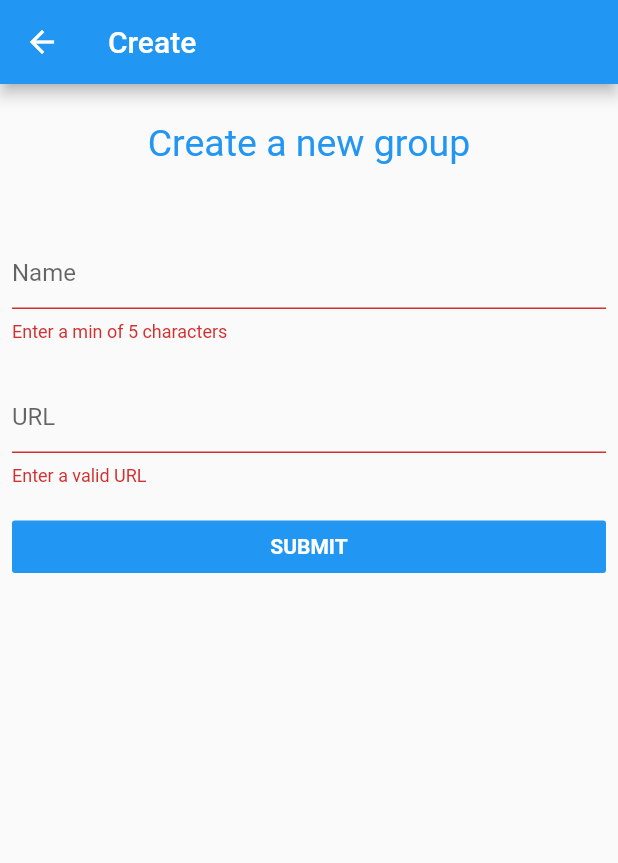
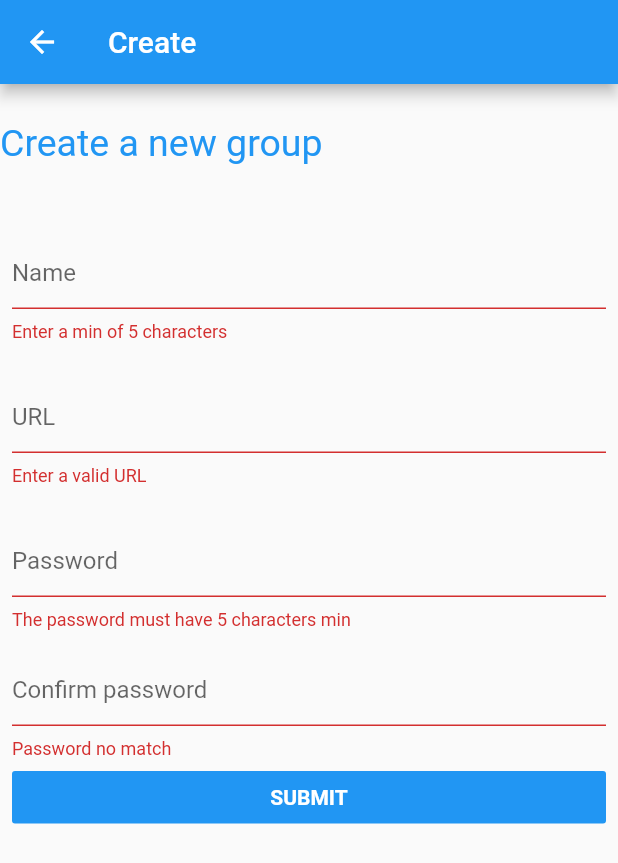
Before and after one commit to JhonasV/groupconmobile, a Flutter app: the CreateScreen screen opened directly, after a tap on "SUBMIT", on a phone screen of 412 x 824 dp. Shown: the top 863 px of the screen. Run offline on Flutter 3.47's test engine with Material 2 defaults, Android fonts, the phone set to English and light mode, and no system bars; our stand-ins replace font_awesome_flutter, qr_flutter, shared_preferences; accounts and stored records are empty; network calls fail; statements that could not run were skipped.

```diff
--- a/lib/main.dart
+++ b/lib/main.dart
@@ -2,6 +2,7 @@ import 'package:flutter/material.dart';
 import 'package:groupcon01/providers/auth_provider.dart';
 import 'package:groupcon01/screens/dashboard_screen.dart';
 import 'package:groupcon01/screens/register_screen.dart';
+import 'package:groupcon01/screens/send_email_screen.dart';
 import 'package:provider/provider.dart';
 
 import 'package:groupcon01/screens/home_screen.dart';
@@ -25,7 +26,8 @@ class MyApp extends StatelessWidget {
           HomeScreen.id: (context) => HomeScreen(),
           LoginScreen.id: (context) => LoginScreen(),
           DashboardScreen.id: (context) => DashboardScreen(),
-          RegisterScreen.id: (context) => RegisterScreen()
+          RegisterScreen.id: (context) => RegisterScreen(),
+          SendEmailScreen.id: (context) => SendEmailScreen()
         },
         debugShowCheckedModeBanner: false,
       ),
--- a/lib/models/group.dart
+++ b/lib/models/group.dart
@@ -6,7 +6,7 @@ class Group {
   bool private;
   String password;
 
-  Group({this.id, this.name, this.url, this.user, this.private});
+  Group({this.id, this.name, this.url, this.user, this.private, this.password});
 
   factory Group.fromJson(Map<String, dynamic> json) {
     return Group(
--- a/lib/screens/create_screen.dart
+++ b/lib/screens/create_screen.dart
@@ -14,14 +14,15 @@ class CreateScreen extends StatefulWidget {
 
 class _CreateScreenState extends State<CreateScreen> {
   var _formKey = GlobalKey<FormState>();
-  String _name, _url, _message = '';
+  String _name, _url, _password, _confirmPassword, _message = '';
   bool _isLoading = false;
 
   _submit() async {
     if (_formKey.currentState.validate()) {
       setState(() => _isLoading = !_isLoading);
       _formKey.currentState.save();
-      await GroupService.create(Group(name: _name, url: _url));
+      await GroupService.create(
+          Group(name: _name, url: _url, password: _password));
       Navigator.of(context).pushNamedAndRemoveUntil(
           DashboardScreen.id, (Route<dynamic> route) => false);
     }
@@ -70,41 +71,33 @@ class _CreateScreenState extends State<CreateScreen> {
           appBar: AppBar(
             title: Text(isUpdating ? 'Update' : 'Create'),
           ),
-          body: Container(
-            child: Form(
+          body: Form(
             key: _formKey,
-              child: Column(
-                children: [
-                  Expanded(
-                    child: Column(
+            child: ListView(
               children: <Widget>[
-                        _isLoading
-                            ? LinearProgressIndicator()
-                            : SizedBox.shrink(),
+                _isLoading ? LinearProgressIndicator() : SizedBox.shrink(),
                 SizedBox(height: 25.0),
-                        Text(
-                          isUpdating
-                              ? 'Update the group information'
-                              : 'Create a new group',
-                          style: TextStyle(fontSize: 25.0, color: Colors.blue),
-                        ),
+                _buildTitleText(isUpdating),
                 SizedBox(height: 10.0),
-                        _message != ''
-                            ? Text(
-                                _message,
-                                style: TextStyle(
-                                    color: Colors.red,
-                                    fontWeight: FontWeight.bold,
-                                    fontSize: 22.0),
-                              )
-                            : SizedBox.shrink(),
+                _message != '' ? _buildMessageText() : SizedBox.shrink(),
                 SizedBox(height: 30.0),
-                        _buildFormElements(isUpdating),
-                      ],
+                _buildNameTextFormField(),
+                SizedBox(height: 10.0),
+                _buildUrlTextFormField(),
+                SizedBox(height: 10.0),
+                _buildPasswordTextFormField(),
+                Padding(
+                  padding: const EdgeInsets.all(8.0),
+                  child: TextFormField(
+                    onSaved: (input) => _confirmPassword = input.trim(),
+                    decoration: InputDecoration(hintText: 'Confirm password'),
+                    obscureText: true,
+                    validator: (input) =>
+                        _password != input ? 'Password no match' : null,
                   ),
                 ),
+                _buildFlatButton(isUpdating),
               ],
-              ),
             ),
           ),
         ),
@@ -112,11 +105,23 @@ class _CreateScreenState extends State<CreateScreen> {
     );
   }
 
-  _buildFormElements(bool isUpdating) {
-    return Expanded(
-      child: Column(
-        children: <Widget>[
-          Padding(
+  Text _buildTitleText(bool isUpdating) {
+    return Text(
+      isUpdating ? 'Update the group information' : 'Create a new group',
+      style: TextStyle(fontSize: 25.0, color: Colors.blue),
+    );
+  }
+
+  Text _buildMessageText() {
+    return Text(
+      _message,
+      style: TextStyle(
+          color: Colors.red, fontWeight: FontWeight.bold, fontSize: 22.0),
+    );
+  }
+
+  Padding _buildNameTextFormField() {
+    return Padding(
       padding: const EdgeInsets.all(8.0),
       child: TextFormField(
         onSaved: (input) => _name = input.trim(),
@@ -125,35 +130,47 @@ class _CreateScreenState extends State<CreateScreen> {
         validator: (input) =>
             input.length < 5 ? 'Enter a min of 5 characters' : null,
       ),
-          ),
-          SizedBox(height: 10.0),
-          Padding(
+    );
+  }
+
+  Padding _buildUrlTextFormField() {
+    return Padding(
       padding: const EdgeInsets.all(8.0),
       child: TextFormField(
         initialValue: _url,
         onSaved: (input) => _url = input.trim(),
         decoration: InputDecoration(hintText: 'URL'),
+        validator: (input) => input.length < 10 ? 'Enter a valid URL' : null,
+      ),
+    );
+  }
+
+  Padding _buildPasswordTextFormField() {
+    return Padding(
+      padding: const EdgeInsets.all(8.0),
+      child: TextFormField(
+        onSaved: (input) => _password = input.trim(),
+        onChanged: (input) => _password = input.trim(),
+        decoration: InputDecoration(hintText: 'Password'),
+        obscureText: true,
         validator: (input) =>
-                  input.length < 10 ? 'Enter a valid URL' : null,
+            input.length < 5 ? 'The password must have 5 characters min' : null,
       ),
-          ),
-          SizedBox(height: 15.0),
-          Container(
+    );
+  }
+
+  _buildFlatButton(bool isUpdating) {
+    return Container(
       padding: EdgeInsets.symmetric(horizontal: 8.0),
       height: 35.0,
       width: double.infinity,
       child: FlatButton(
         child: Text(
           isUpdating ? 'UPDATE' : 'SUBMIT',
-                style:
-                    TextStyle(color: Colors.white, fontWeight: FontWeight.w600),
+          style: TextStyle(color: Colors.white, fontWeight: FontWeight.w600),
         ),
-              onPressed: () =>
-                  _isLoading ? null : isUpdating ? _update() : _submit(),
+        onPressed: () => _isLoading ? null : isUpdating ? _update() : _submit(),
         color: Colors.blue,
-            ),
-          )
-        ],
       ),
     );
   }
--- a/lib/utils/exceptions.dart
+++ /dev/null
@@ -1,4 +0,0 @@
-class NoInternetException {
-  String message;
-  NoInternetException(this.message);
-}
```
Also changed, not shown: lib/screens/send_email_screen.dart (added, +123 -0 lines), lib/services/GroupService.dart (+7 -3 lines), lib/widgets/dialogs.dart (+67 -45 lines), lib/widgets/group_card.dart (+27 -16 lines), pubspec.lock, 2 other files. Lines whose indentation alone changed are shown as unchanged.
